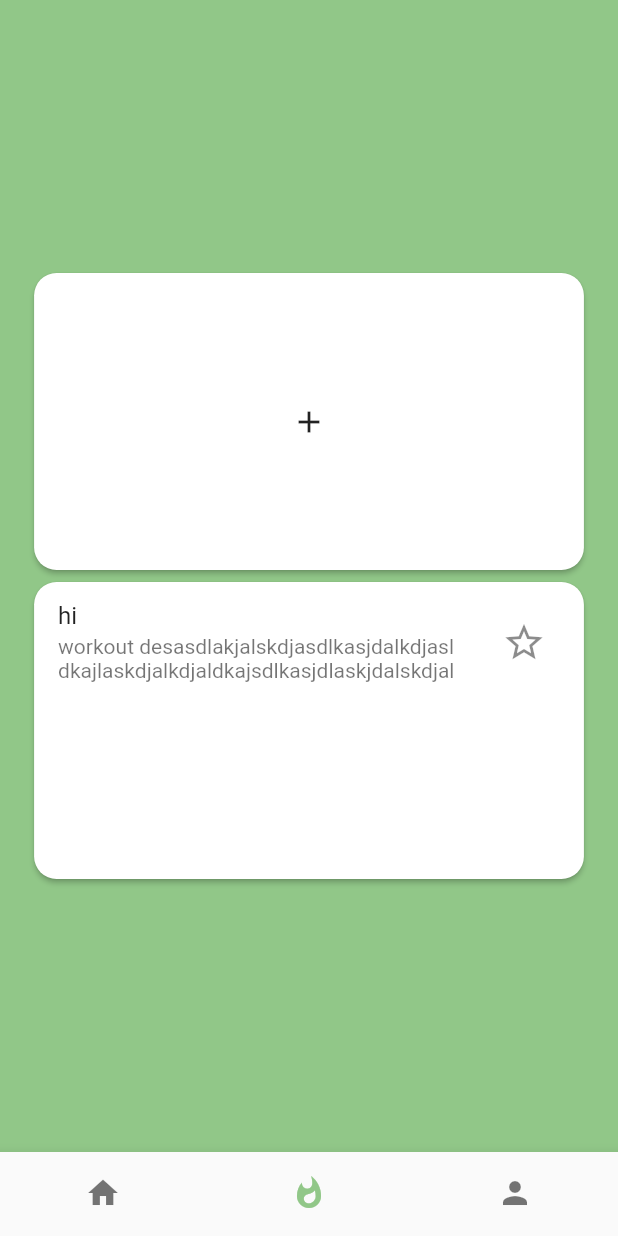
After one commit to squach28/fit_buddy, a Flutter app: the NavigationPage screen opened directly, item 2 of the bottom bar chosen, on a phone screen of 412 x 824 dp. The commit adds this screen. Run offline on Flutter 3.47's test engine with Material 2 defaults, Android fonts, the phone set to English and light mode, and no system bars; our stand-ins replace cloud_firestore, email_validator, firebase_auth, firebase_core, flutter_signin_button, google_sign_in; accounts and stored records are empty.

Commit message:
added workout cards

```diff
--- /dev/null
+++ b/lib/models/WorkoutPreview.dart
@@ -0,0 +1,4 @@
+class WorkoutPreview {
+  final String title;
+  WorkoutPreview({this.title});
+}
--- a/lib/views/NavigationPage.dart
+++ b/lib/views/NavigationPage.dart
@@ -1,5 +1,6 @@
 import 'package:fit_buddy/views/HomePage.dart';
 import 'package:fit_buddy/views/ProfilePage.dart';
+import 'package:fit_buddy/views/WorkoutsPage.dart';
 import 'package:flutter/material.dart';
 
 class NavigationPage extends StatefulWidget {
@@ -10,7 +11,7 @@ class NavigationPage extends StatefulWidget {
 class NavigationPageState extends State<NavigationPage> {
   int selectedIndex = 0;
 
-  final pages = [HomePage(), HomePage(), ProfilePage()];
+  final pages = [HomePage(), WorkoutsPage(), ProfilePage()];
 
   void _onTabTapped(int index) {
     setState(() {
--- /dev/null
+++ b/lib/views/WorkoutsPage.dart
@@ -0,0 +1,21 @@
+import 'package:fit_buddy/views/components/AddWorkoutCard.dart';
+import 'package:flutter/material.dart';
+import 'package:fit_buddy/views/components/WorkoutCard.dart';
+
+class WorkoutsPage extends StatefulWidget {
+  @override
+  WorkoutsPageState createState() => WorkoutsPageState();
+}
+
+class WorkoutsPageState extends State<WorkoutsPage> {
+  @override
+  Widget build(BuildContext context) {
+    return Scaffold(
+      backgroundColor: Theme.of(context).primaryColor,
+      body: Center(child: Column(
+          crossAxisAlignment: CrossAxisAlignment.center,
+          mainAxisAlignment: MainAxisAlignment.center,
+          children: [AddWorkoutCard(), WorkoutCard()]),
+    ));
+  }
+}
--- /dev/null
+++ b/lib/views/components/AddWorkoutCard.dart
@@ -0,0 +1,23 @@
+import 'package:flutter/material.dart';
+
+class AddWorkoutCard extends StatelessWidget {
+  @override
+  Widget build(BuildContext context) {
+    return Container(
+        width: MediaQuery.of(context).size.width / 1.1,
+        height: MediaQuery.of(context).size.height / 4,
+        child: GestureDetector(
+            onTap: () {
+              // TODO navigate to add workout page
+            },
+            child: Card(
+                elevation: 1.5,
+                shape: RoundedRectangleBorder(
+                    borderRadius: BorderRadius.circular(15.0)),
+                child: Center(
+                    child: Container(
+                        width: 100,
+                        height: 100,
+                        child: Icon(Icons.add))))));
+  }
+}
--- /dev/null
+++ b/lib/views/components/WorkoutCard.dart
@@ -0,0 +1,41 @@
+import 'package:flutter/material.dart';
+
+class WorkoutCard extends StatefulWidget {
+  @override
+  WorkoutCardState createState() => WorkoutCardState();
+}
+
+class WorkoutCardState extends State<WorkoutCard> {
+  bool favorite = false; // TODO favorited, check if user has the workout in favorites list
+  @override
+  Widget build(BuildContext context) {
+    return Container(
+        width: MediaQuery.of(context).size.width / 1.1,
+        height: MediaQuery.of(context).size.height / 4,
+        child: GestureDetector(
+            onTap: () {
+              // TODO go to workout general page
+            },
+            child: Card(
+                elevation: 1.5,
+                shape: RoundedRectangleBorder(
+                    borderRadius: BorderRadius.circular(15.0)),
+                child: Column(children: [
+                  ListTile(
+                      title: Text('hi'),
+                      subtitle: Text(
+                          'workout desasdlakjalskdjasdlkasjdalkdjasldkajlaskdjalkdjaldkajsdlkasjdlaskjdalskdjalskdjasldkasjdlaksjdalskdjaslkdjscription',
+                          maxLines: 2),
+                      isThreeLine: true,
+                      trailing: IconButton(
+                          onPressed: () {
+                            setState(() {
+                              favorite = !favorite;
+                            });
+                          },
+                          icon: favorite
+                              ? Icon(Icons.star, size: 30.0)
+                              : Icon(Icons.star_border, size: 30.0))),
+                ]))));
+  }
+}
```
